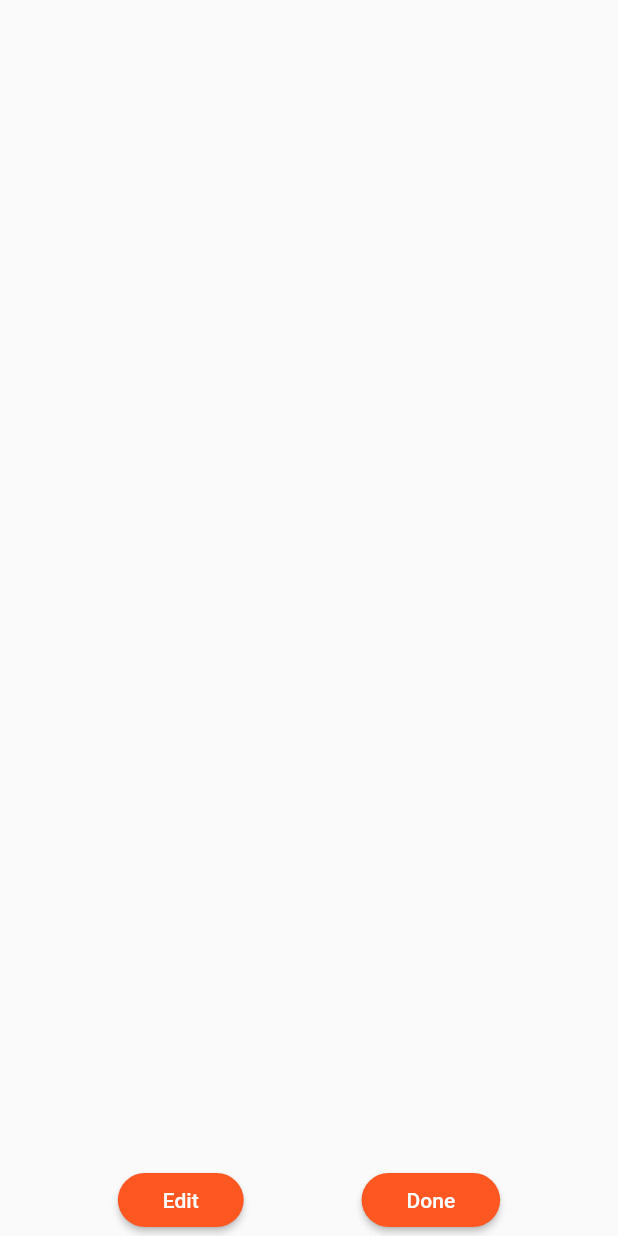
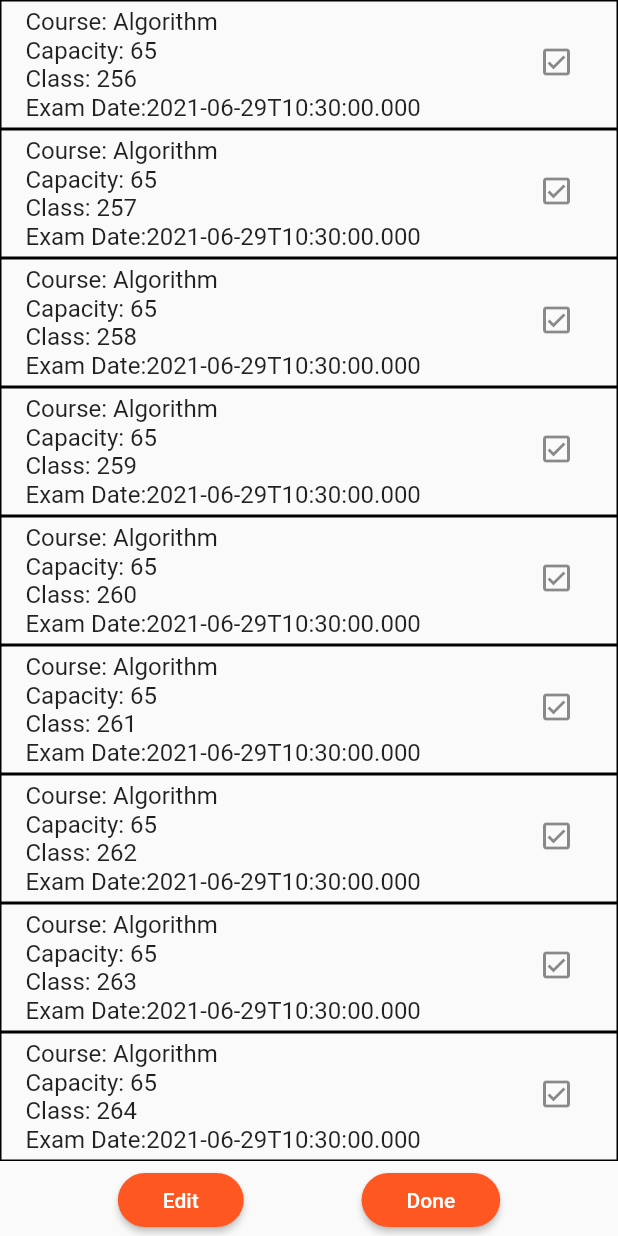
Before and after one commit to Abtin-shf/flutter_scheduling, a Flutter app: the MasterSelectCourseCoursesScreen widget shown alone on an empty page, opened directly, on a phone screen of 412 x 824 dp. Run offline on Flutter 3.47's test engine with Material 2 defaults, Android fonts, the phone set to English and light mode, and no system bars; network calls fail.

Commit message:
Error Fixes

```diff
--- a/lib/main.dart
+++ b/lib/main.dart
@@ -3,6 +3,7 @@ import 'package:last_war/providers/admin/admin_annoucement_provider.dart';
 import 'package:last_war/providers/admin/admin_data_provider.dart';
 import 'package:last_war/providers/admin/admin_students_provider.dart';
 import 'package:last_war/providers/admin/admin_timetable_provider.dart';
+import 'package:last_war/providers/admin/courses_provider.dart';
 import 'package:last_war/providers/master/master_announcement_provider.dart';
 import 'package:last_war/providers/master/master_timetable_provider.dart';
 import 'package:last_war/screens/admin/admin_tabs_screen.dart';
@@ -38,7 +39,9 @@ class MyApp extends StatelessWidget {
         ChangeNotifierProvider(
           create: (ctx) => MasterTimeTableProvider(),
         ),
-
+        ChangeNotifierProvider(
+          create: (ctx) => CoursesProvider(),
+        ),
       ],
       child: MaterialApp(
         title: 'Last War',
--- a/lib/providers/admin/courses_provider.dart
+++ b/lib/providers/admin/courses_provider.dart
@@ -9,43 +9,47 @@ class CoursesProvider with ChangeNotifier {
       'examDate': DateTime.now().toIso8601String(),
     },
     {
-      'name': '',
-      'classNumber': '',
-      'capacity': '',
-      'examDate': ''
+      'name': 'Algorithm',
+      'classNumber': '257',
+      'capacity': '65',
+      'examDate': DateTime.now().toIso8601String(),
     }, {
-      'name': '',
-      'classNumber': '',
-      'capacity': '',
-      'examDate': ''
+      'name': 'Algorithm',
+      'classNumber': '258',
+      'capacity': '65',
+      'examDate': DateTime.now().toIso8601String(),
     }, {
-      'name': '',
-      'classNumber': '',
-      'capacity': '',
-      'examDate': ''
+      'name': 'Algorithm',
+      'classNumber': '259',
+      'capacity': '65',
+      'examDate': DateTime.now().toIso8601String(),
     }, {
-      'name': '',
-      'classNumber': '',
-      'capacity': '',
-      'examDate': ''
+      'name': 'Algorithm',
+      'classNumber': '260',
+      'capacity': '65',
+      'examDate': DateTime.now().toIso8601String(),
     }, {
-      'name': '',
-      'classNumber': '',
-      'capacity': '',
-      'examDate': ''
+      'name': 'Algorithm',
+      'classNumber': '261',
+      'capacity': '65',
+      'examDate': DateTime.now().toIso8601String(),
     },
     {
-      'name': '',
-      'classNumber': '',
-      'capacity': '',
-      'examDate': ''
+      'name': 'Algorithm',
+      'classNumber': '262',
+      'capacity': '65',
+      'examDate': DateTime.now().toIso8601String(),
     }, {
-      'name': '',
-      'classNumber': '',
-      'capacity': '',
-      'examDate': ''
+      'name': 'Algorithm',
+      'classNumber': '263',
+      'capacity': '65',
+      'examDate': DateTime.now().toIso8601String(),
+    }, {
+      'name': 'Algorithm',
+      'classNumber': '264',
+      'capacity': '65',
+      'examDate': DateTime.now().toIso8601String(),
     },
-
 
   ];
 
--- a/lib/screens/master/master_double_select_course_screens.dart
+++ b/lib/screens/master/master_double_select_course_screens.dart
@@ -1,5 +1,7 @@
 import 'package:flutter/material.dart';
+import 'package:last_war/providers/admin/courses_provider.dart';
 import 'package:last_war/providers/master/master_timetable_provider.dart';
+import 'package:last_war/widgets/master/master_select_courses_courses_item.dart';
 import 'package:last_war/widgets/master/master_select_courses_dateandtime_item.dart';
 import 'package:provider/provider.dart';
 
@@ -7,9 +9,7 @@ class MasterSelectCourseDateAndTimeScreen extends StatelessWidget {
   @override
   Widget build(BuildContext context) {
     final extractedTimeTableData =
-        Provider
-            .of<MasterTimeTableProvider>(context)
-            .getMasterTimeTableData;
+        Provider.of<MasterTimeTableProvider>(context).getMasterTimeTableData;
     return Container(
       margin: EdgeInsets.only(top: 15, bottom: 5),
       child: Column(
@@ -35,18 +35,14 @@ class MasterSelectCourseDateAndTimeScreen extends StatelessWidget {
               ElevatedButton(
                 style: ButtonStyle(
                     backgroundColor: MaterialStateProperty.all<Color>(
-                        Theme
-                            .of(context)
-                            .accentColor)),
+                        Theme.of(context).accentColor)),
                 onPressed: () {},
                 child: Text('Edit'),
               ),
               ElevatedButton(
                 style: ButtonStyle(
                     backgroundColor: MaterialStateProperty.all<Color>(
-                        Theme
-                            .of(context)
-                            .accentColor)),
+                        Theme.of(context).accentColor)),
                 onPressed: () {},
                 child: Text('Done'),
               )
@@ -61,28 +57,36 @@ class MasterSelectCourseDateAndTimeScreen extends StatelessWidget {
 class MasterSelectCourseCoursesScreen extends StatelessWidget {
   @override
   Widget build(BuildContext context) {
+    final extractedCourses = Provider.of<CoursesProvider>(context).getCourses;
     return Container(
       child: Column(
         children: [
-          Expanded(child: ListView.builder(itemBuilder:, itemCount:,)),
+          Expanded(
+              child: ListView.builder(
+            itemBuilder: (context, index) {
+              return MasterSelectCoursesCoursesItem(
+                classNumber:extractedCourses[index]['classNumber'] as String,
+                name: extractedCourses[index]['name'] as String,
+                examDate:extractedCourses[index]['examDate'] as String,
+                capacity:extractedCourses[index]['capacity'] as String,
+              );
+            },
+            itemCount: extractedCourses.length,
+          )),
           Row(
             mainAxisAlignment: MainAxisAlignment.spaceEvenly,
             children: [
               ElevatedButton(
                 style: ButtonStyle(
                     backgroundColor: MaterialStateProperty.all<Color>(
-                        Theme
-                            .of(context)
-                            .accentColor)),
+                        Theme.of(context).accentColor)),
                 onPressed: () {},
                 child: Text('Edit'),
               ),
               ElevatedButton(
                 style: ButtonStyle(
                     backgroundColor: MaterialStateProperty.all<Color>(
-                        Theme
-                            .of(context)
-                            .accentColor)),
+                        Theme.of(context).accentColor)),
                 onPressed: () {},
                 child: Text('Done'),
               )
--- a/lib/widgets/master/master_select_courses_courses_item.dart
+++ b/lib/widgets/master/master_select_courses_courses_item.dart
@@ -1,15 +1,38 @@
 import 'package:flutter/material.dart';
 
 class MasterSelectCoursesCoursesItem extends StatelessWidget {
+  final String name;
+  final String classNumber;
+  final String capacity;
+  final String examDate;
+
+  MasterSelectCoursesCoursesItem(
+      {required this.name,
+      required this.classNumber,
+      required this.capacity,
+      required this.examDate});
 
   @override
   Widget build(BuildContext context) {
     return Container(
+      decoration: BoxDecoration(
+        border: Border.all(width: 1, color: Colors.black),
+      ),
       child: ListTile(
+
         title: Column(
+          mainAxisAlignment: MainAxisAlignment.start,
+          crossAxisAlignment: CrossAxisAlignment.start,
           children: [
-
+            Text('Course: $name'),
+            Text('Capacity: $capacity'),
+            Text('Class: $classNumber'),
+            Text('Exam Date:$examDate'),
           ],
+        ),
+        trailing: IconButton(
+          onPressed: (){},
+          icon:Icon(Icons.check_box_outlined),
         ),
       ),
     );
```
